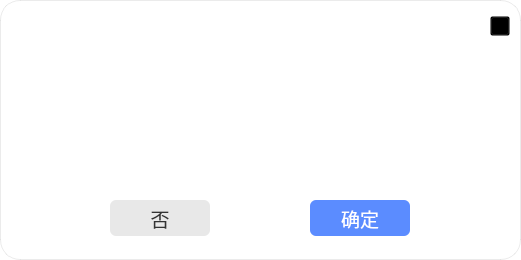
zhushizi/BCI_SWA_v2, file ui/tips.ui: the form before one commit.
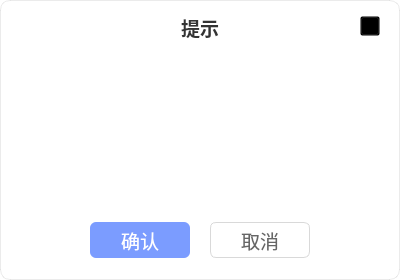
The form after the commit. Icons and pictures are not drawn.

What changed in the file:
```diff
--- a/ui/tips.ui
+++ b/ui/tips.ui
@@ -6,20 +6,20 @@
    <rect>
     <x>0</x>
     <y>0</y>
-    <width>521</width>
-    <height>260</height>
+    <width>400</width>
+    <height>280</height>
    </rect>
   </property>
   <property name="minimumSize">
    <size>
-    <width>521</width>
-    <height>260</height>
+    <width>400</width>
+    <height>280</height>
    </size>
   </property>
   <property name="maximumSize">
    <size>
-    <width>521</width>
-    <height>260</height>
+    <width>400</width>
+    <height>280</height>
    </size>
   </property>
   <property name="windowTitle">
@@ -28,7 +28,7 @@
   <property name="styleSheet">
    <string notr="true">QWidget#Form {
 	background-color: rgb(255, 255, 255);
-	border-radius: 20px;
+	border-radius: 10px;
 	border: 1px solid rgba(0, 0, 0, 0.08);
 }</string>
   </property>
@@ -36,34 +36,31 @@
    <property name="geometry">
     <rect>
      <x>0</x>
-     <y>0</y>
-     <width>525</width>
-     <height>51</height>
+     <y>12</y>
+     <width>400</width>
+     <height>30</height>
     </rect>
    </property>
-   <property name="minimumSize">
-    <size>
-     <width>521</width>
-     <height>39</height>
-    </size>
-   </property>
-   <property name="maximumSize">
-    <size>
-     <width>525</width>
-     <height>390</height>
-    </size>
+   <property name="font">
+    <font>
+     <pointsize>14</pointsize>
+     <bold>true</bold>
+    </font>
    </property>
    <property name="styleSheet">
-    <string notr="true">border-image: url(:/main/pic/main_tips.png);</string>
+    <string notr="true">color: #333333;</string>
    </property>
    <property name="text">
-    <string/>
+    <string>提示</string>
+   </property>
+   <property name="alignment">
+    <set>Qt::AlignCenter</set>
    </property>
   </widget>
   <widget class="QPushButton" name="pushButton_close">
    <property name="geometry">
     <rect>
-     <x>490</x>
+     <x>360</x>
      <y>16</y>
      <width>20</width>
      <height>20</height>
@@ -91,51 +88,45 @@
   <widget class="QLabel" name="label_2">
    <property name="geometry">
     <rect>
-     <x>20</x>
-     <y>10</y>
-     <width>77</width>
-     <height>30</height>
-    </rect>
-   </property>
-   <property name="minimumSize">
-    <size>
-     <width>77</width>
-     <height>30</height>
-    </size>
-   </property>
-   <property name="maximumSize">
-    <size>
-     <width>77</width>
-     <height>30</height>
-    </size>
-   </property>
-   <property name="styleSheet">
-    <string notr="true">border-image: url(:/main/pic/main_tips_logo.png);</string>
-   </property>
-   <property name="text">
-    <string/>
-   </property>
-  </widget>
-  <widget class="QLabel" name="label_message">
-   <property name="geometry">
-    <rect>
-     <x>20</x>
+     <x>170</x>
      <y>60</y>
-     <width>481</width>
-     <height>131</height>
+     <width>54</width>
+     <height>54</height>
     </rect>
    </property>
    <property name="minimumSize">
     <size>
-     <width>481</width>
-     <height>80</height>
+     <width>54</width>
+     <height>54</height>
     </size>
    </property>
    <property name="maximumSize">
     <size>
-     <width>481</width>
-     <height>200</height>
+     <width>54</width>
+     <height>54</height>
     </size>
+   </property>
+   <property name="styleSheet">
+    <string notr="true">background: transparent;</string>
+   </property>
+   <property name="text">
+    <string/>
+   </property>
+   <property name="scaledContents">
+    <bool>true</bool>
+   </property>
+   <property name="alignment">
+    <set>Qt::AlignCenter</set>
+   </property>
+  </widget>
+  <widget class="QLabel" name="label_message">
+   <property name="geometry">
+    <rect>
+     <x>24</x>
+     <y>136</y>
+     <width>352</width>
+     <height>72</height>
+    </rect>
    </property>
    <property name="font">
     <font>
@@ -143,7 +134,7 @@
     </font>
    </property>
    <property name="styleSheet">
-    <string notr="true">color: #333333; </string>
+    <string notr="true">color: #666666;</string>
    </property>
    <property name="text">
     <string/>
@@ -155,32 +146,11 @@
     <bool>true</bool>
    </property>
   </widget>
-  <widget class="QPushButton" name="pushButton_cancel">
-   <property name="geometry">
-    <rect>
-     <x>110</x>
-     <y>200</y>
-     <width>100</width>
-     <height>36</height>
-    </rect>
-   </property>
-   <property name="font">
-    <font>
-     <pointsize>14</pointsize>
-    </font>
-   </property>
-   <property name="styleSheet">
-    <string notr="true">background-color: #E8E8E8; color: #333333; border: none; border-radius: 6px;</string>
-   </property>
-   <property name="text">
-    <string>否</string>
-   </property>
-  </widget>
   <widget class="QPushButton" name="pushButton_confirm">
    <property name="geometry">
     <rect>
-     <x>310</x>
-     <y>200</y>
+     <x>90</x>
+     <y>222</y>
      <width>100</width>
      <height>36</height>
     </rect>
@@ -191,18 +161,33 @@
     </font>
    </property>
    <property name="styleSheet">
-    <string notr="true">background-color: #5B8CFF; color: #ffffff; border: none; border-radius: 6px;</string>
+    <string notr="true">background-color: #7B9CFF; color: #ffffff; border: none; border-radius: 6px;</string>
    </property>
    <property name="text">
-    <string>确定</string>
+    <string>确认</string>
    </property>
   </widget>
-  <zorder>label</zorder>
-  <zorder>pushButton_close</zorder>
-  <zorder>label_message</zorder>
-  <zorder>pushButton_cancel</zorder>
-  <zorder>pushButton_confirm</zorder>
-  <zorder>label_2</zorder>
+  <widget class="QPushButton" name="pushButton_cancel">
+   <property name="geometry">
+    <rect>
+     <x>210</x>
+     <y>222</y>
+     <width>100</width>
+     <height>36</height>
+    </rect>
+   </property>
+   <property name="font">
+    <font>
+     <pointsize>14</pointsize>
+    </font>
+   </property>
+   <property name="styleSheet">
+    <string notr="true">background-color: #ffffff; color: #666666; border: 1px solid #D9D9D9; border-radius: 6px;</string>
+   </property>
+   <property name="text">
+    <string>取消</string>
+   </property>
+  </widget>
  </widget>
  <resources>
   <include location="resources.qrc"/>
```
Left out of the diff: 4 changed lines with no effect on the pictures.
